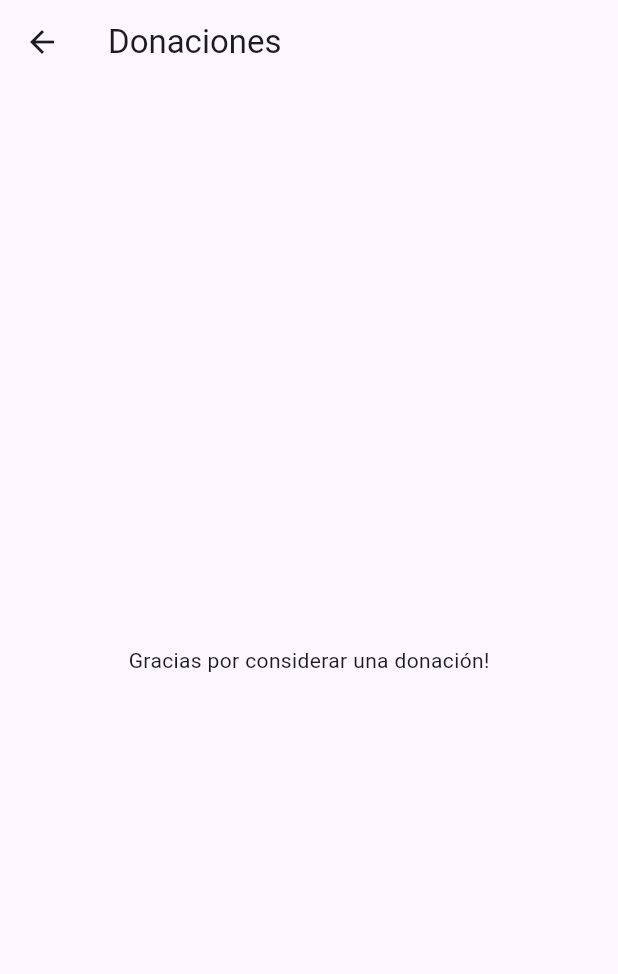
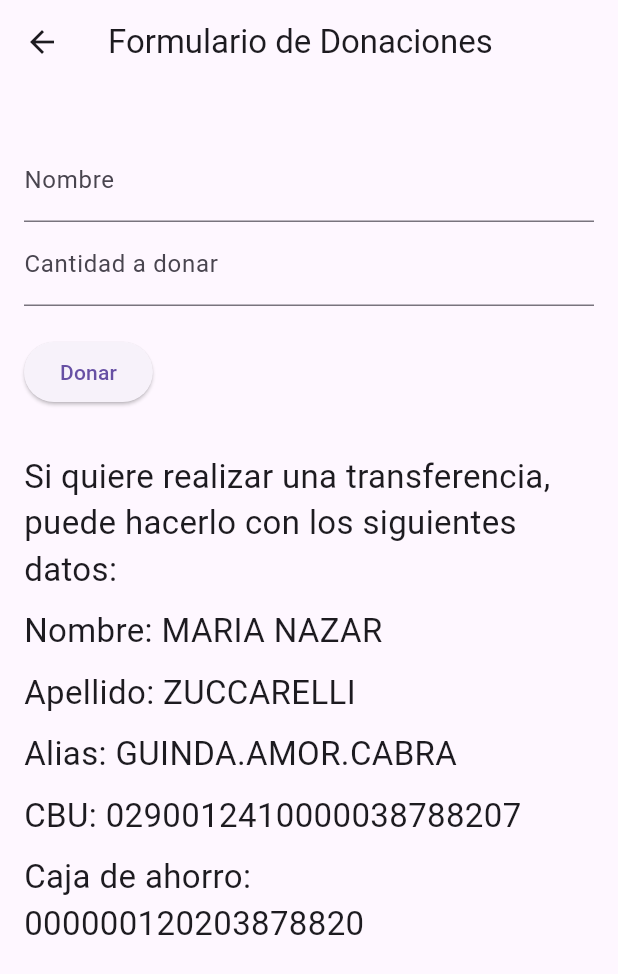
Before and after one commit to meimeifriend/alcielo_1octubre_b, a Flutter app: the DonationsScreen screen opened directly, on a phone screen of 412 x 824 dp. Shown: the top 974 px of the screen. Run offline on Flutter 3.47's test engine with Material 3 defaults, Android fonts, the phone set to English and light mode, and no system bars; our stand-ins replace video_player.

Commit message:
vuelvo a agregar pestaña de donaciones

```diff
--- a/lib/screens/donations_screen.dart
+++ b/lib/screens/donations_screen.dart
@@ -1,14 +1,98 @@
 import 'package:flutter/material.dart';
 
-class DonationsScreen extends StatelessWidget {
-  const DonationsScreen({super.key});
+class DonationsScreen extends StatefulWidget {
+  @override
+  _DonationsScreenState createState() => _DonationsScreenState();
+}
+
+class _DonationsScreenState extends State<DonationsScreen> {
+  final _formKey = GlobalKey<FormState>();
+  String? nombre;
+  String? cantidad;
 
   @override
   Widget build(BuildContext context) {
     return Scaffold(
-      appBar: AppBar(title: const Text('Donaciones')),
-      body: const Center(
-        child: Text('Gracias por considerar una donación!'),
+      appBar: AppBar(title: Text('Formulario de Donaciones')),
+      body: Padding(
+        padding: const EdgeInsets.all(16.0),
+        child: Form(
+          key: _formKey,
+          child: Column(
+            crossAxisAlignment: CrossAxisAlignment.start, // Alinear al inicio
+            children: [
+              // Se ha removido la imagen
+              SizedBox(height: 20), // Espacio después de la imagen (ahora eliminado)
+              TextFormField(
+                decoration: InputDecoration(labelText: 'Nombre'),
+                validator: (value) {
+                  if (value == null || value.isEmpty) {
+                    return 'Por favor, ingresa tu nombre';
+                  }
+                  return null;
+                },
+                onSaved: (value) {
+                  nombre = value;
+                },
+              ),
+              TextFormField(
+                decoration: InputDecoration(labelText: 'Cantidad a donar'),
+                keyboardType: TextInputType.number,
+                validator: (value) {
+                  if (value == null || value.isEmpty) {
+                    return 'Por favor, ingresa la cantidad';
+                  }
+                  return null;
+                },
+                onSaved: (value) {
+                  cantidad = value;
+                },
+              ),
+              SizedBox(height: 20),
+              ElevatedButton(
+                onPressed: () {
+                  if (_formKey.currentState!.validate()) {
+                    _formKey.currentState!.save();
+                    ScaffoldMessenger.of(context).showSnackBar(
+                      SnackBar(content: Text('Donación de \$ $cantidad recibida de $nombre')),
+                    );
+                  }
+                },
+                child: Text('Donar'),
+              ),
+              SizedBox(height: 30), // Espacio antes del texto
+              Text(
+                'Si quiere realizar una transferencia, puede hacerlo con los siguientes datos:',
+                style: TextStyle(fontSize: 22), // Estilo del texto
+              ),
+              SizedBox(height: 10), // Espacio adicional
+              Text(
+                'Nombre: MARIA NAZAR',
+                style: TextStyle(fontSize: 22),
+              ),
+              SizedBox(height: 10), // Espacio adicional
+              Text(
+                'Apellido: ZUCCARELLI',
+                style: TextStyle(fontSize: 22),
+              ),
+              SizedBox(height: 10), // Espacio adicional
+              Text(
+                'Alias: GUINDA.AMOR.CABRA',
+                style: TextStyle(fontSize: 22),
+              ),
+              SizedBox(height: 10), // Espacio adicional
+              Text(
+                'CBU: 0290012410000038788207',
+                style: TextStyle(fontSize: 22),
+              ),
+              SizedBox(height: 10), // Espacio adicional
+              Text(
+                'Caja de ahorro: 000000120203878820',
+                style: TextStyle(fontSize: 22),
+              ),
+            ],
+          ),
+        ),
       ),
     );
   }
--- a/lib/screens/home_screen.dart
+++ b/lib/screens/home_screen.dart
@@ -86,7 +86,7 @@ class HomeScreen extends StatelessWidget {
               Navigator.push(context, MaterialPageRoute(builder: (context) => const GuidedPrayerScreen()));
               break;
             case 5:
-              Navigator.push(context, MaterialPageRoute(builder: (context) => const DonationsScreen()));
+              Navigator.push(context, MaterialPageRoute(builder: (context) => DonationsScreen()));
               break;
             case 6:
               Navigator.push(context, MaterialPageRoute(builder: (context) => QuizScreen()));
```
